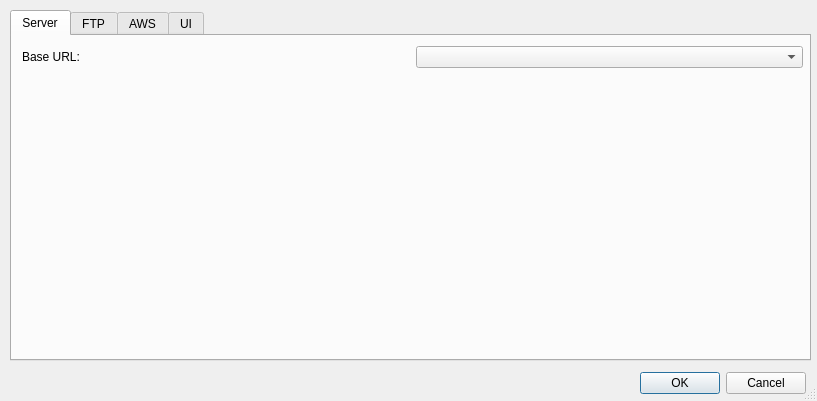
Old version of the form src/utils/EditConfigDialog.ui in the repository jensvogt/awsmock-qt-ui.
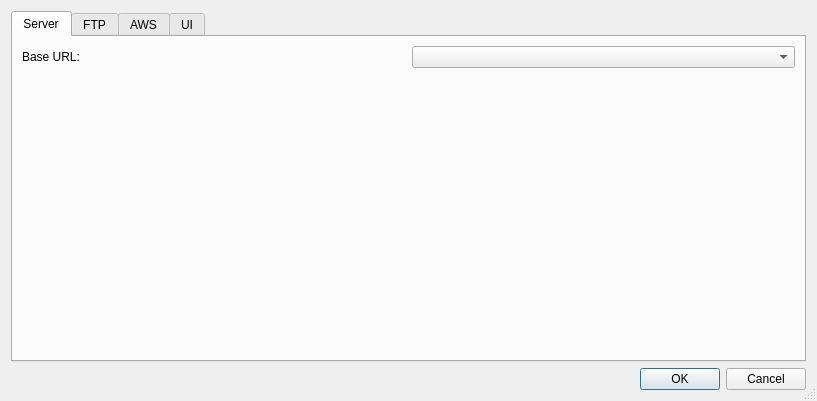
New version of the form. The open tabs and pages were chosen to show the change.

Commit message: fix: fix windows installer

Patch:
```diff
--- a/src/utils/EditConfigDialog.ui
+++ b/src/utils/EditConfigDialog.ui
@@ -19,44 +19,18 @@
   <property name="modal">
    <bool>true</bool>
   </property>
-  <widget class="QDialogButtonBox" name="buttonBox">
-   <property name="geometry">
-    <rect>
-     <x>640</x>
-     <y>370</y>
-     <width>166</width>
-     <height>26</height>
-    </rect>
-   </property>
-   <property name="standardButtons">
-    <set>QDialogButtonBox::StandardButton::Cancel|QDialogButtonBox::StandardButton::Ok</set>
-   </property>
-  </widget>
+  <layout class="QVBoxLayout" name="verticalLayout_5">
+   <item>
   <widget class="QTabWidget" name="tabWidget">
-   <property name="geometry">
-    <rect>
-     <x>10</x>
-     <y>10</y>
-     <width>801</width>
-     <height>351</height>
-    </rect>
-   </property>
    <property name="currentIndex">
-    <number>3</number>
-   </property>
-   <widget class="QWidget" name="tab">
+      <number>0</number>
+     </property>
+     <widget class="QWidget" name="serverTab">
     <attribute name="title">
      <string>Server</string>
     </attribute>
-    <widget class="QWidget" name="verticalLayoutWidget">
-     <property name="geometry">
-      <rect>
-       <x>10</x>
-       <y>10</y>
-       <width>781</width>
-       <height>301</height>
-      </rect>
-     </property>
+      <layout class="QVBoxLayout" name="verticalLayout_6">
+       <item>
      <layout class="QVBoxLayout" name="verticalLayout">
       <property name="topMargin">
        <number>0</number>
@@ -92,21 +66,15 @@
        </spacer>
       </item>
      </layout>
-    </widget>
-   </widget>
-   <widget class="QWidget" name="tab_2">
+       </item>
+      </layout>
+     </widget>
+     <widget class="QWidget" name="ftpTab">
     <attribute name="title">
      <string>FTP</string>
     </attribute>
-    <widget class="QWidget" name="verticalLayoutWidget_2">
-     <property name="geometry">
-      <rect>
-       <x>10</x>
-       <y>10</y>
-       <width>791</width>
-       <height>301</height>
-      </rect>
-     </property>
+      <layout class="QVBoxLayout" name="verticalLayout_7">
+       <item>
      <layout class="QVBoxLayout" name="verticalLayout_2">
       <property name="topMargin">
        <number>0</number>
@@ -172,21 +140,15 @@
        </spacer>
       </item>
      </layout>
-    </widget>
-   </widget>
-   <widget class="QWidget" name="tab_3">
+       </item>
+      </layout>
+     </widget>
+     <widget class="QWidget" name="awsTab">
     <attribute name="title">
      <string>AWS</string>
     </attribute>
-    <widget class="QWidget" name="verticalLayoutWidget_3">
-     <property name="geometry">
-      <rect>
-       <x>10</x>
-       <y>10</y>
-       <width>781</width>
-       <height>301</height>
-      </rect>
-     </property>
+      <layout class="QVBoxLayout" name="verticalLayout_8">
+       <item>
      <layout class="QVBoxLayout" name="verticalLayout_3">
       <property name="topMargin">
        <number>0</number>
@@ -255,21 +217,15 @@
        </spacer>
       </item>
      </layout>
-    </widget>
+       </item>
+      </layout>
    </widget>
    <widget class="QWidget" name="uiTab">
     <attribute name="title">
      <string>UI</string>
     </attribute>
-    <widget class="QWidget" name="verticalLayoutWidget_4">
-     <property name="geometry">
-      <rect>
-       <x>10</x>
-       <y>10</y>
-       <width>781</width>
-       <height>301</height>
-      </rect>
-     </property>
+      <layout class="QVBoxLayout" name="verticalLayout_9">
+       <item>
      <layout class="QVBoxLayout" name="verticalLayout_4">
       <item>
        <layout class="QGridLayout" name="gridLayout_4">
@@ -309,9 +265,19 @@
        </spacer>
       </item>
      </layout>
-    </widget>
-   </widget>
-  </widget>
+       </item>
+      </layout>
+     </widget>
+    </widget>
+   </item>
+   <item>
+    <widget class="QDialogButtonBox" name="buttonBox">
+     <property name="standardButtons">
+      <set>QDialogButtonBox::StandardButton::Cancel|QDialogButtonBox::StandardButton::Ok</set>
+     </property>
+    </widget>
+   </item>
+  </layout>
  </widget>
  <resources/>
  <connections/>
```
Lines whose indentation alone changed are shown as unchanged. The commit also changes 2 other files.
